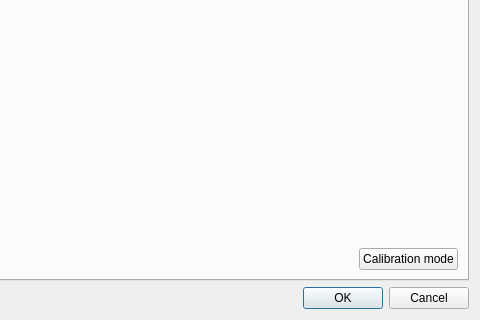
Above: maxdoas/tfrmtempctrl.ui from pioupus/maxdoas_app before the change; both pictures show x 259 to 739 and y 261 to 581 of the 739 by 581 pixel window. Below: the same form after it.
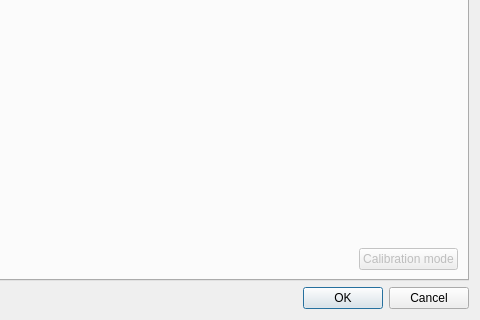
That is the form after the change. The open tabs and pages were chosen to show the change.

The edit to the form file:
```diff
--- a/maxdoas/tfrmtempctrl.ui
+++ b/maxdoas/tfrmtempctrl.ui
@@ -73,6 +73,9 @@
      </item>
      <item>
       <widget class="QTabWidget" name="tabWidget">
+       <property name="enabled">
+        <bool>true</bool>
+       </property>
        <property name="currentIndex">
         <number>0</number>
        </property>
@@ -1195,6 +1198,9 @@
         </layout>
        </widget>
        <widget class="QWidget" name="tabCompass">
+        <property name="enabled">
+         <bool>false</bool>
+        </property>
         <attribute name="title">
          <string>Compass</string>
         </attribute>
```
Left out of the diff: 2 changed lines with no effect on the pictures.
